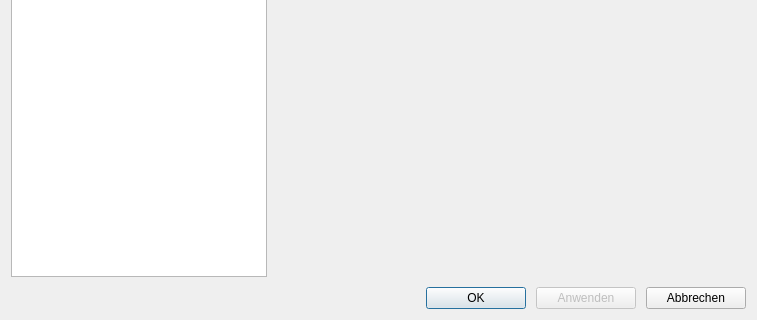
Christian-Kr/QualificationMatrix, file ui/qmsettingsdialog.ui: the form before one commit; both pictures show x 0 to 757 and y 303 to 623 of the 757 by 623 pixel window.
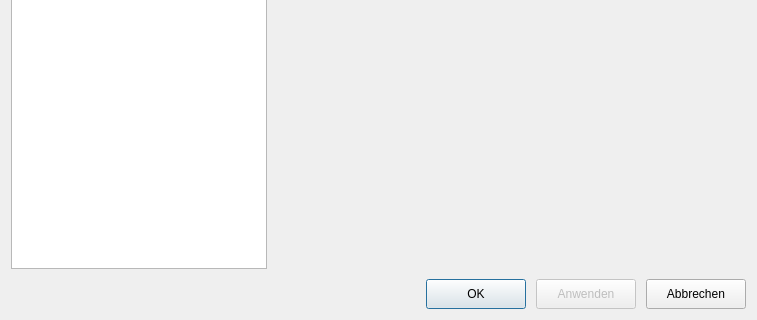
The form after the commit.

Commit message: Change button height to minimum of 30

The edit to the form file:
```diff
--- a/ui/qmsettingsdialog.ui
+++ b/ui/qmsettingsdialog.ui
@@ -77,7 +77,7 @@
          <property name="minimumSize">
           <size>
            <width>100</width>
-           <height>0</height>
+           <height>30</height>
           </size>
          </property>
          <property name="text">
@@ -93,7 +93,7 @@
          <property name="minimumSize">
           <size>
            <width>100</width>
-           <height>0</height>
+           <height>30</height>
           </size>
          </property>
          <property name="text">
@@ -106,7 +106,7 @@
          <property name="minimumSize">
           <size>
            <width>100</width>
-           <height>0</height>
+           <height>30</height>
           </size>
          </property>
          <property name="text">
```
